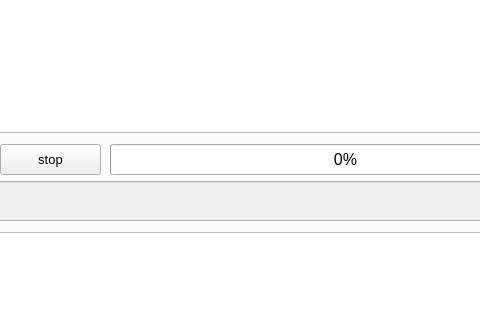
Before: the Qt Designer form src/core/basic_application_window.ui in LISE-B26/pylabcontrol, drawn with Qt 5; both pictures show x 122 to 602 and y 274 to 594 of the 1389 by 849 pixel window.
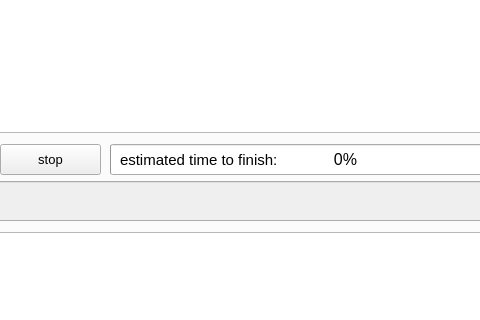
After: the same form once the commit is applied. Custom widgets are drawn as their Qt base class.

Commit message: added exit and about

```diff
--- a/src/core/basic_application_window.ui
+++ b/src/core/basic_application_window.ui
@@ -119,6 +119,12 @@
         <pointsize>12</pointsize>
        </font>
       </property>
+      <property name="toolTip">
+       <string/>
+      </property>
+      <property name="statusTip">
+       <string/>
+      </property>
       <property name="value">
        <number>0</number>
       </property>
@@ -213,6 +219,19 @@
        <string>save script data</string>
       </property>
      </widget>
+     <widget class="QLabel" name="lbl_time_estimate">
+      <property name="geometry">
+       <rect>
+        <x>240</x>
+        <y>360</y>
+        <width>241</width>
+        <height>16</height>
+       </rect>
+      </property>
+      <property name="text">
+       <string>estimated time to finish:</string>
+      </property>
+     </widget>
      <zorder>tree_scripts</zorder>
      <zorder>progressBar</zorder>
      <zorder>btn_stop_script</zorder>
@@ -220,6 +239,7 @@
      <zorder>btn_load_scripts</zorder>
      <zorder>btn_start_script</zorder>
      <zorder>btn_save_script_data</zorder>
+     <zorder>lbl_time_estimate</zorder>
     </widget>
     <widget class="QWidget" name="tab_monitor">
      <attribute name="title">
@@ -473,7 +493,7 @@
     <property name="title">
      <string>File</string>
     </property>
-    <addaction name="actionExit"/>
+    <addaction name="btn_exit"/>
    </widget>
    <widget class="QMenu" name="menuSettings">
     <property name="title">
@@ -505,7 +525,7 @@
    </attribute>
    <addaction name="separator"/>
   </widget>
-  <action name="actionExit">
+  <action name="btn_exit">
    <property name="text">
     <string>Exit</string>
    </property>
```
The commit also changes 2 other files.
